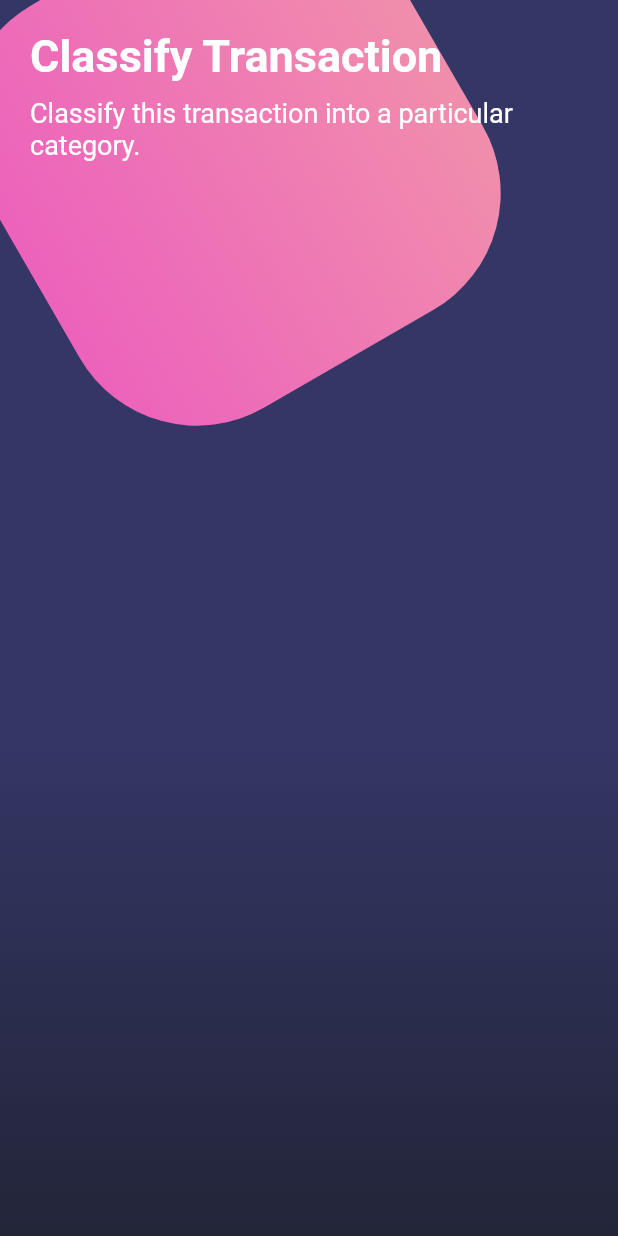
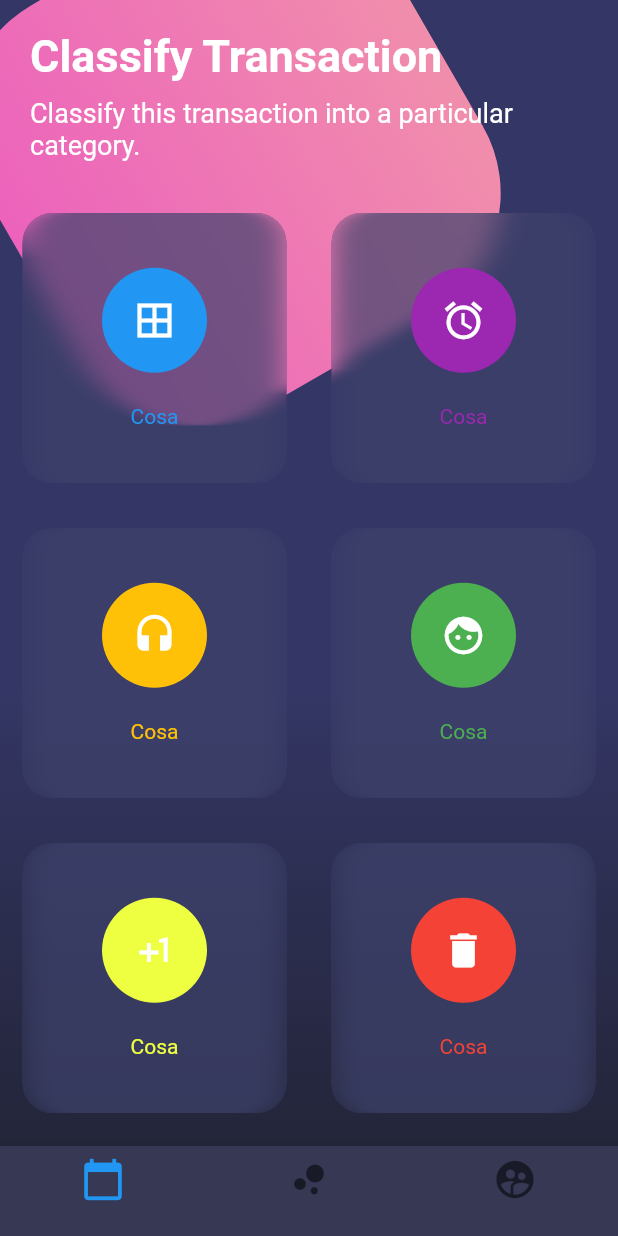
Before and after one commit to JosueHernandezR/disenios_flutter, a Flutter app: the screen it shows after launch, on a phone screen of 412 x 824 dp. Run offline on Flutter 3.47's test engine with Material 2 defaults, Android fonts, the phone set to English and light mode, and no system bars.

Commit message:
Falta navegación, solo se clonaron diseños UI

```diff
--- a/disenios_flutter/lib/src/pages/botones_page.dart
+++ b/disenios_flutter/lib/src/pages/botones_page.dart
@@ -1,4 +1,5 @@
 import 'dart:math';
+import 'dart:ui';
 
 import 'package:flutter/material.dart';
 
@@ -15,12 +16,13 @@ class BotonesPage extends StatelessWidget {
               child: Column(
                 children: <Widget>[
                   _titulos(),
+                  _botonesRedondeados(),
                 ],
               ),
             )
           ],
         ),
-    );
+        bottomNavigationBar: _bottomNavigationBar(context));
   }
 
   Widget _fondoApp() {
@@ -82,4 +84,93 @@ class BotonesPage extends StatelessWidget {
       ),
     );
   }
+
+  Widget _botonesRedondeados() {
+    return Table(
+      children: [
+        TableRow(children: [
+          _crearBotonRedondeado(Colors.blue, Icons.border_all, 'General'),
+          _crearBotonRedondeado(Colors.purple, Icons.alarm, 'Alarma'),
+        ]),
+        TableRow(children: [
+          _crearBotonRedondeado(Colors.amber, Icons.headset, 'Sonido'),
+          _crearBotonRedondeado(Colors.green, Icons.face, 'Personas'),
+        ]),
+        TableRow(children: [
+          _crearBotonRedondeado(Colors.limeAccent, Icons.plus_one, 'Prueba'),
+          _crearBotonRedondeado(Colors.red, Icons.delete, 'Eliminar'),
+        ]),
+        TableRow(children: [
+          _crearBotonRedondeado(Colors.black, Icons.wallpaper, 'Wallpaper'),
+          _crearBotonRedondeado(Colors.cyan, Icons.call, 'Llamada'),
+        ]),
+      ],
+    );
   }
+
+  Widget _crearBotonRedondeado(Color color, IconData icono, String texto) {
+    return Container(
+        height: 180.0,
+        margin: EdgeInsets.all(15.0),
+        child: ClipRRect(
+          borderRadius: BorderRadius.circular(20.0),
+          child: BackdropFilter(
+              filter: ImageFilter.blur(sigmaX: 10.0, sigmaY: 0.0),
+              child: Column(
+                mainAxisAlignment: MainAxisAlignment.spaceAround,
+                children: <Widget>[
+                  SizedBox(
+                    height: 5.0,
+                  ),
+                  CircleAvatar(
+                    backgroundColor: color,
+                    radius: 35.0,
+                    child: Icon(
+                      icono,
+                      color: Colors.white,
+                      size: 30.0,
+                    ),
+                  ),
+                  Text(
+                    'Cosa',
+                    style: TextStyle(color: color),
+                  ),
+                  SizedBox(
+                    height: 5.0,
+                  )
+                ],
+              )),
+        ),
+        decoration: BoxDecoration(
+          color: Color.fromRGBO(62, 66, 107, 0.7),
+          borderRadius: BorderRadius.circular(20.0),
+        ));
+  }
+
+  //Tema personalizado
+  Widget _bottomNavigationBar(BuildContext context) {
+    return Theme(
+        data: Theme.of(context).copyWith(
+            canvasColor: Color.fromRGBO(55, 57, 84, 1.0),
+            primaryColor: Colors.pinkAccent,
+            textTheme: Theme.of(context).textTheme.copyWith(
+                  caption: TextStyle(color: Color.fromRGBO(116, 117, 152, 1.0)),
+                )),
+        child: BottomNavigationBar(
+          items: [
+            BottomNavigationBarItem(
+              icon: Icon(Icons.calendar_today, size: 30.0),
+              title: Container(),
+            ),
+            BottomNavigationBarItem(
+              icon: Icon(Icons.bubble_chart, size: 30.0),
+              title: Container(),
+            ),
+            BottomNavigationBarItem(
+              icon: Icon(Icons.supervised_user_circle, size: 30.0),
+              title: Container(),
+            ),
+          ],
+        ));
+  }
+}
```
Lines whose indentation alone changed are shown as unchanged.
